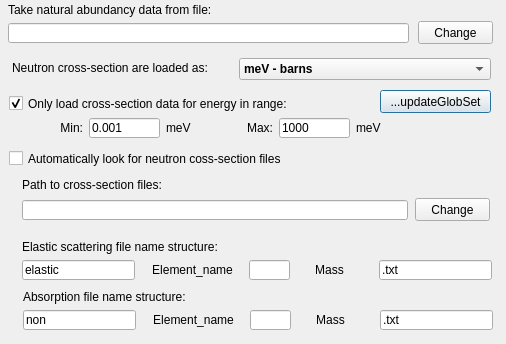
This is src/gui/amatparticleconfigurator.ui in andrmor/ANTS2 as Qt 5 draws it before an edit. The edited form follows.
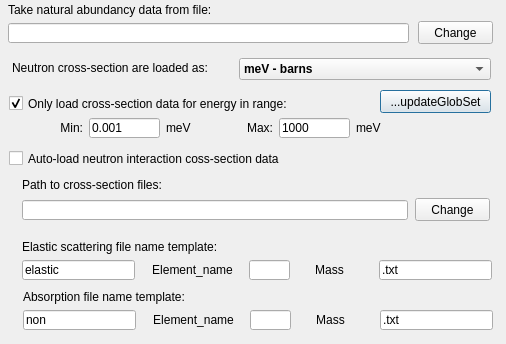
This is the edited form.

Commit message: integrates neutron interaction data

```diff
--- a/src/gui/amatparticleconfigurator.ui
+++ b/src/gui/amatparticleconfigurator.ui
@@ -117,7 +117,7 @@
     </rect>
    </property>
    <property name="text">
-    <string>Automatically look for neutron coss-section files</string>
+    <string>Auto-load neutron interaction coss-section data</string>
    </property>
    <property name="checked">
     <bool>false</bool>
@@ -258,7 +258,7 @@
      </rect>
     </property>
     <property name="text">
-     <string>Elastic scattering file name structure:</string>
+     <string>Elastic scattering file name template:</string>
     </property>
    </widget>
    <widget class="QLineEdit" name="lePreNameAbs">
@@ -284,7 +284,7 @@
      </rect>
     </property>
     <property name="text">
-     <string>Absorption file name structure:</string>
+     <string>Absorption file name template:</string>
     </property>
    </widget>
    <widget class="QLabel" name="label_11">
```
The commit also changes 106 other files.
